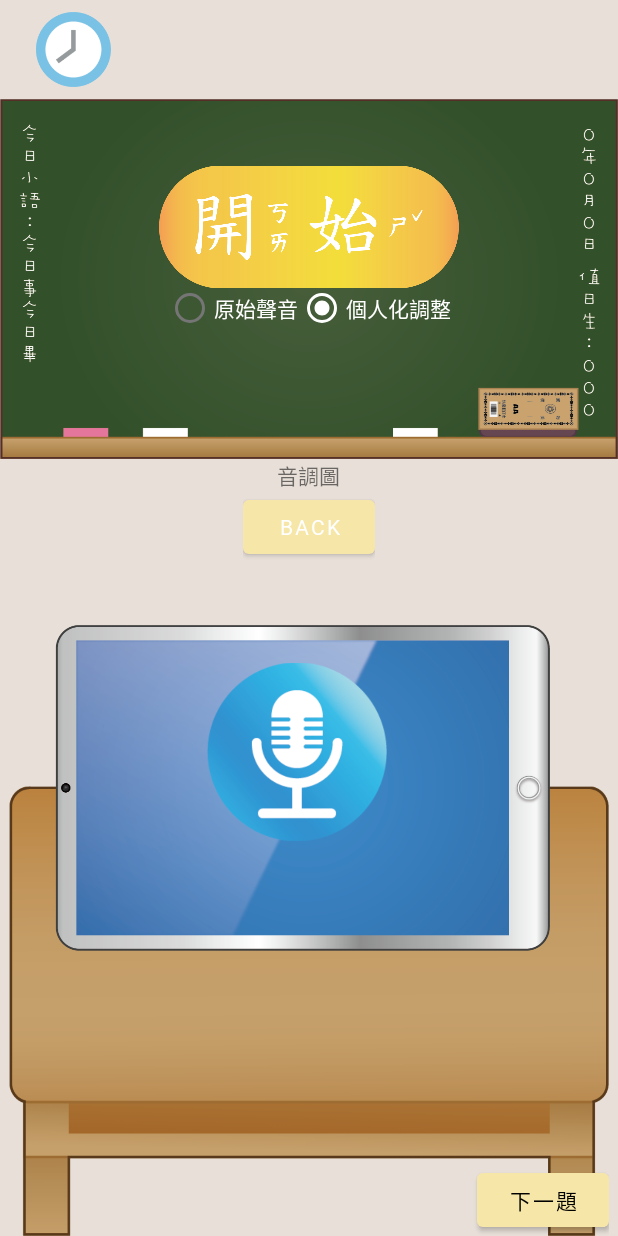
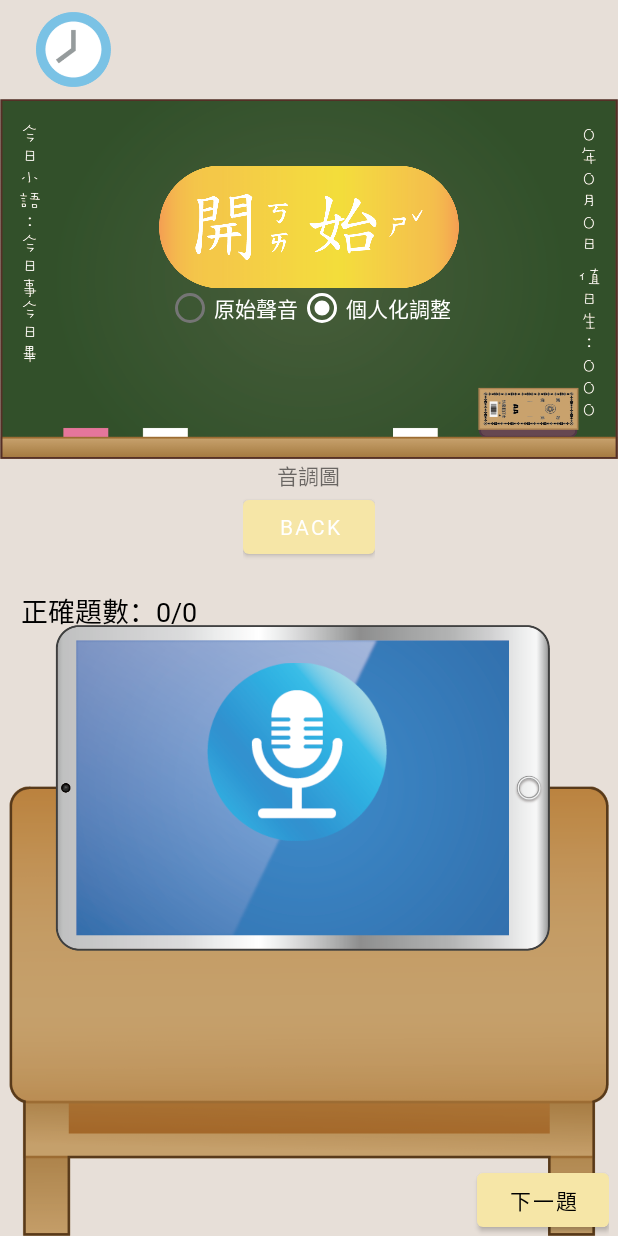
Before and after one commit to gc40510/HearProject_1224, an Android app: the MainActivitya screen opened directly, with no data from a screen before it, on a phone screen of 412 x 824 dp. Run offline under Robolectric (Android 15) with nearby library versions, the phone set to English and light mode, and no system bars; libraries missing offline, so code that uses them is left out: com.maple.recorder, org.apache.commons; pictures from the network do not load; 5 statements that could not run were skipped.

Commit message:
4/14 檢查我動到了哪裡 程式壞掉了

```diff
--- a/app/src/main/res/layout/activity_main_activitya.xml
+++ b/app/src/main/res/layout/activity_main_activitya.xml
@@ -167,6 +167,19 @@
                 app:backgroundTint="@color/buttonyellow" />
         </FrameLayout>
 
+        <TextView
+            android:id="@+id/scoreTextView"
+            android:layout_width="match_parent"
+            android:layout_height="wrap_content"
+            android:gravity="center"
+            android:layout_gravity="left|top"
+            android:layout_marginTop="10dp"
+            android:padding="8dp"
+            android:text="正確題數：0/0"
+            android:textColor="#000000"
+            android:textSize="18sp"
+            android:visibility="visible" />
+
         <Button
             android:layout_width="wrap_content"
             android:layout_height="wrap_content"
```
